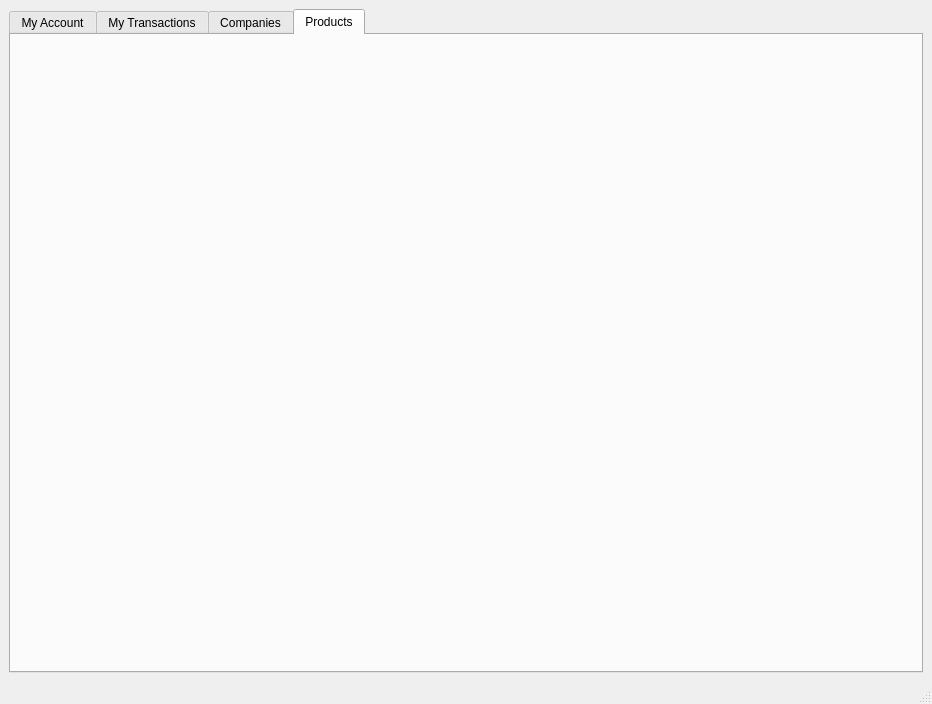
First picture: the form in app.ui, repository ppublicgit/CS687, before the edit.
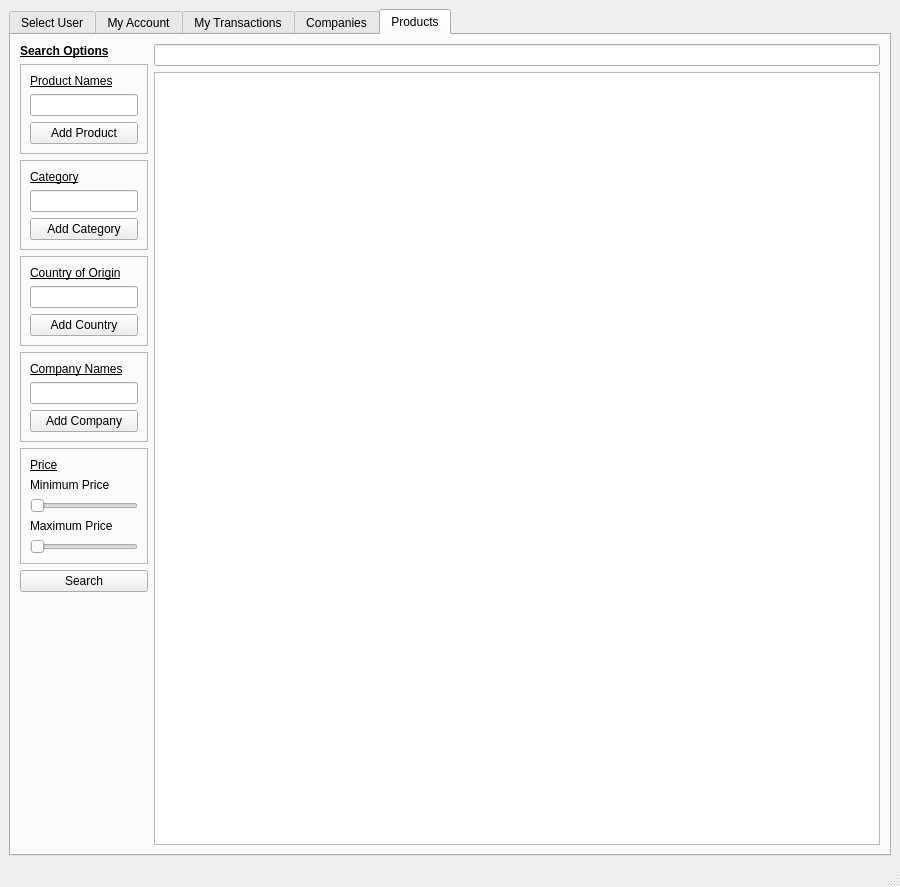
Second picture: the form after the edit. The open tabs and pages were chosen to show the change.

Patch:
```diff
--- a/app.ui
+++ b/app.ui
@@ -6,8 +6,8 @@
    <rect>
     <x>0</x>
     <y>0</y>
-    <width>932</width>
-    <height>704</height>
+    <width>900</width>
+    <height>887</height>
    </rect>
   </property>
   <property name="sizePolicy">
@@ -22,12 +22,85 @@
   <widget class="QWidget" name="centralwidget">
    <layout class="QHBoxLayout" name="horizontalLayout_2">
     <item>
-     <layout class="QVBoxLayout" name="verticalLayout">
+     <layout class="QHBoxLayout" name="horizontalLayout">
       <item>
        <widget class="QTabWidget" name="tabWidget">
         <property name="currentIndex">
          <number>1</number>
         </property>
+        <widget class="QWidget" name="tab">
+         <attribute name="title">
+          <string>Select User</string>
+         </attribute>
+         <layout class="QGridLayout" name="gridLayout_17">
+          <item row="0" column="0">
+           <layout class="QGridLayout" name="gridLayout_16">
+            <item row="0" column="0">
+             <widget class="QLabel" name="label_select_user">
+              <property name="font">
+               <font>
+                <pointsize>16</pointsize>
+                <weight>75</weight>
+                <bold>true</bold>
+                <underline>true</underline>
+               </font>
+              </property>
+              <property name="text">
+               <string>Select User</string>
+              </property>
+             </widget>
+            </item>
+            <item row="3" column="0">
+             <widget class="QLineEdit" name="lineEdit"/>
+            </item>
+            <item row="1" column="0">
+             <widget class="QRadioButton" name="rb_user_company">
+              <property name="text">
+               <string>Company</string>
+              </property>
+             </widget>
+            </item>
+            <item row="3" column="1">
+             <widget class="QLineEdit" name="le_user_company"/>
+            </item>
+            <item row="1" column="1">
+             <widget class="QRadioButton" name="rb_user_user">
+              <property name="text">
+               <string>User</string>
+              </property>
+             </widget>
+            </item>
+            <item row="4" column="0">
+             <spacer name="verticalSpacer_12">
+              <property name="orientation">
+               <enum>Qt::Vertical</enum>
+              </property>
+              <property name="sizeHint" stdset="0">
+               <size>
+                <width>20</width>
+                <height>40</height>
+               </size>
+              </property>
+             </spacer>
+            </item>
+            <item row="2" column="0">
+             <widget class="QLabel" name="label_user_company">
+              <property name="text">
+               <string>Company ID</string>
+              </property>
+             </widget>
+            </item>
+            <item row="2" column="1">
+             <widget class="QLabel" name="label_user_user">
+              <property name="text">
+               <string>User ID</string>
+              </property>
+             </widget>
+            </item>
+           </layout>
+          </item>
+         </layout>
+        </widget>
         <widget class="QWidget" name="tab_account">
          <attribute name="title">
           <string>My Account</string>
@@ -583,7 +656,288 @@
          <attribute name="title">
           <string>Products</string>
          </attribute>
-         <layout class="QGridLayout" name="gridLayout"/>
+         <layout class="QGridLayout" name="gridLayout">
+          <item row="0" column="1">
+           <layout class="QHBoxLayout" name="horizontalLayout_7">
+            <item>
+             <layout class="QVBoxLayout" name="verticalLayout_32">
+              <item>
+               <widget class="QLineEdit" name="le_product_search_options"/>
+              </item>
+              <item>
+               <widget class="QTableWidget" name="tableWidget"/>
+              </item>
+             </layout>
+            </item>
+           </layout>
+          </item>
+          <item row="0" column="0">
+           <layout class="QVBoxLayout" name="verticalLayout">
+            <item>
+             <widget class="QLabel" name="label_products_search_options">
+              <property name="font">
+               <font>
+                <weight>75</weight>
+                <bold>true</bold>
+                <underline>true</underline>
+               </font>
+              </property>
+              <property name="text">
+               <string>Search Options</string>
+              </property>
+             </widget>
+            </item>
+            <item>
+             <widget class="QFrame" name="frame_product_name">
+              <property name="frameShape">
+               <enum>QFrame::StyledPanel</enum>
+              </property>
+              <property name="frameShadow">
+               <enum>QFrame::Raised</enum>
+              </property>
+              <layout class="QVBoxLayout" name="verticalLayout_24">
+               <item>
+                <widget class="QLabel" name="label_product_name">
+                 <property name="font">
+                  <font>
+                   <underline>true</underline>
+                  </font>
+                 </property>
+                 <property name="text">
+                  <string>Product Names</string>
+                 </property>
+                </widget>
+               </item>
+               <item>
+                <widget class="QLineEdit" name="le_product_product">
+                 <property name="sizePolicy">
+                  <sizepolicy hsizetype="Minimum" vsizetype="Fixed">
+                   <horstretch>0</horstretch>
+                   <verstretch>0</verstretch>
+                  </sizepolicy>
+                 </property>
+                </widget>
+               </item>
+               <item>
+                <widget class="QPushButton" name="pb_add_product_product">
+                 <property name="text">
+                  <string>Add Product</string>
+                 </property>
+                </widget>
+               </item>
+              </layout>
+             </widget>
+            </item>
+            <item>
+             <widget class="QFrame" name="frame_product_category">
+              <property name="frameShape">
+               <enum>QFrame::StyledPanel</enum>
+              </property>
+              <property name="frameShadow">
+               <enum>QFrame::Raised</enum>
+              </property>
+              <layout class="QVBoxLayout" name="verticalLayout_25">
+               <item>
+                <widget class="QLabel" name="label_product_name_2">
+                 <property name="font">
+                  <font>
+                   <underline>true</underline>
+                  </font>
+                 </property>
+                 <property name="text">
+                  <string>Category</string>
+                 </property>
+                </widget>
+               </item>
+               <item>
+                <widget class="QLineEdit" name="le_product_category">
+                 <property name="sizePolicy">
+                  <sizepolicy hsizetype="Minimum" vsizetype="Fixed">
+                   <horstretch>0</horstretch>
+                   <verstretch>0</verstretch>
+                  </sizepolicy>
+                 </property>
+                </widget>
+               </item>
+               <item>
+                <widget class="QPushButton" name="pb_add_product_category">
+                 <property name="text">
+                  <string>Add Category</string>
+                 </property>
+                </widget>
+               </item>
+              </layout>
+             </widget>
+            </item>
+            <item>
+             <widget class="QFrame" name="frame_product_country">
+              <property name="frameShape">
+               <enum>QFrame::StyledPanel</enum>
+              </property>
+              <property name="frameShadow">
+               <enum>QFrame::Raised</enum>
+              </property>
+              <layout class="QVBoxLayout" name="verticalLayout_29">
+               <item>
+                <widget class="QLabel" name="label_product_country">
+                 <property name="font">
+                  <font>
+                   <underline>true</underline>
+                  </font>
+                 </property>
+                 <property name="text">
+                  <string>Country of Origin</string>
+                 </property>
+                </widget>
+               </item>
+               <item>
+                <widget class="QLineEdit" name="le_product_country">
+                 <property name="sizePolicy">
+                  <sizepolicy hsizetype="Minimum" vsizetype="Fixed">
+                   <horstretch>0</horstretch>
+                   <verstretch>0</verstretch>
+                  </sizepolicy>
+                 </property>
+                </widget>
+               </item>
+               <item>
+                <widget class="QPushButton" name="pb_add_product_country">
+                 <property name="text">
+                  <string>Add Country</string>
+                 </property>
+                </widget>
+               </item>
+              </layout>
+             </widget>
+            </item>
+            <item>
+             <widget class="QFrame" name="frame_product_company">
+              <property name="frameShape">
+               <enum>QFrame::StyledPanel</enum>
+              </property>
+              <property name="frameShadow">
+               <enum>QFrame::Raised</enum>
+              </property>
+              <layout class="QVBoxLayout" name="verticalLayout_30">
+               <item>
+                <widget class="QLabel" name="label_product_company">
+                 <property name="font">
+                  <font>
+                   <underline>true</underline>
+                  </font>
+                 </property>
+                 <property name="text">
+                  <string>Company Names</string>
+                 </property>
+                </widget>
+               </item>
+               <item>
+                <widget class="QLineEdit" name="le_product_company">
+                 <property name="sizePolicy">
+                  <sizepolicy hsizetype="Minimum" vsizetype="Fixed">
+                   <horstretch>0</horstretch>
+                   <verstretch>0</verstretch>
+                  </sizepolicy>
+                 </property>
+                </widget>
+               </item>
+               <item>
+                <widget class="QPushButton" name="pb_add_product_company">
+                 <property name="text">
+                  <string>Add Company</string>
+                 </property>
+                </widget>
+               </item>
+              </layout>
+             </widget>
+            </item>
+            <item>
+             <widget class="QFrame" name="frame_product_price">
+              <property name="frameShape">
+               <enum>QFrame::StyledPanel</enum>
+              </property>
+              <property name="frameShadow">
+               <enum>QFrame::Raised</enum>
+              </property>
+              <layout class="QVBoxLayout" name="verticalLayout_31">
+               <item>
+                <widget class="QLabel" name="hs_product_price_2">
+                 <property name="font">
+                  <font>
+                   <underline>true</underline>
+                  </font>
+                 </property>
+                 <property name="text">
+                  <string>Price</string>
+                 </property>
+                </widget>
+               </item>
+               <item>
+                <widget class="QLabel" name="label_product_price_min">
+                 <property name="text">
+                  <string>Minimum Price</string>
+                 </property>
+                </widget>
+               </item>
+               <item>
+                <widget class="QSlider" name="hs_product_price">
+                 <property name="sizePolicy">
+                  <sizepolicy hsizetype="Minimum" vsizetype="Fixed">
+                   <horstretch>0</horstretch>
+                   <verstretch>0</verstretch>
+                  </sizepolicy>
+                 </property>
+                 <property name="orientation">
+                  <enum>Qt::Horizontal</enum>
+                 </property>
+                </widget>
+               </item>
+               <item>
+                <widget class="QLabel" name="label_product_price_max">
+                 <property name="text">
+                  <string>Maximum Price</string>
+                 </property>
+                </widget>
+               </item>
+               <item>
+                <widget class="QSlider" name="horizontalSlider_4">
+                 <property name="sizePolicy">
+                  <sizepolicy hsizetype="Minimum" vsizetype="Fixed">
+                   <horstretch>0</horstretch>
+                   <verstretch>0</verstretch>
+                  </sizepolicy>
+                 </property>
+                 <property name="orientation">
+                  <enum>Qt::Horizontal</enum>
+                 </property>
+                </widget>
+               </item>
+              </layout>
+             </widget>
+            </item>
+            <item>
+             <widget class="QPushButton" name="pb_product_search">
+              <property name="text">
+               <string>Search</string>
+              </property>
+             </widget>
+            </item>
+            <item>
+             <spacer name="verticalSpacer_2">
+              <property name="orientation">
+               <enum>Qt::Vertical</enum>
+              </property>
+              <property name="sizeHint" stdset="0">
+               <size>
+                <width>20</width>
+                <height>40</height>
+               </size>
+              </property>
+             </spacer>
+            </item>
+           </layout>
+          </item>
+         </layout>
         </widget>
        </widget>
       </item>
```
Left out of the diff: 454 changed lines with no effect on the pictures.
